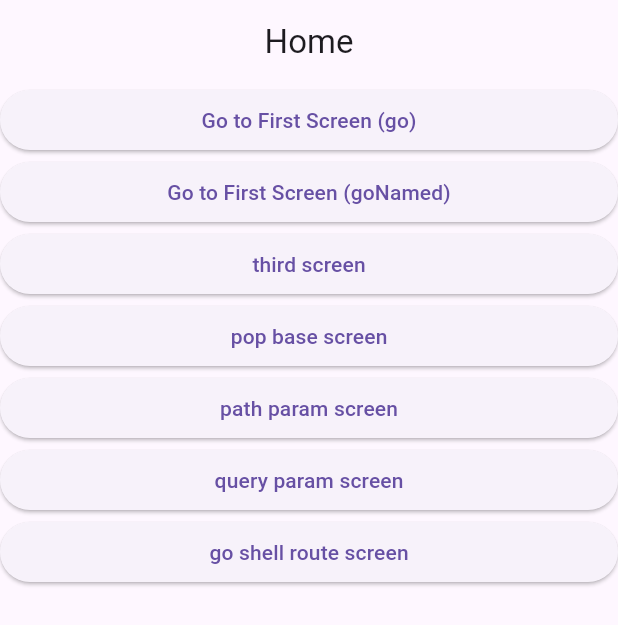
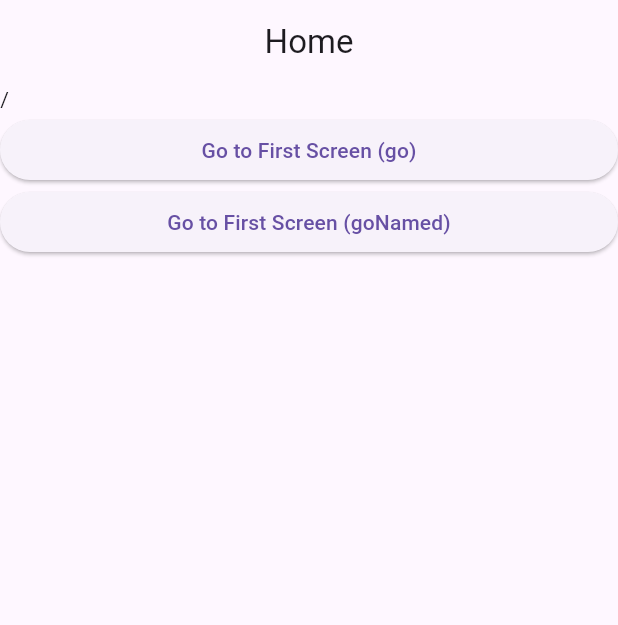
Before and after one commit to qwq140/flutter-go-router-example, a Flutter app: the screen it shows after launch, on a phone screen of 412 x 824 dp. Shown: the top 625 px of the screen. Run offline on Flutter 3.47's test engine with Material 3 defaults, Android fonts, the phone set to English and light mode, and no system bars; our stand-ins replace go_router.

Commit message:
remove home route button

```diff
--- a/lib/screen/first_detail_screen.dart
+++ b/lib/screen/first_detail_screen.dart
@@ -17,6 +17,7 @@ class FirstDetailScreen extends StatelessWidget {
           child: Column(
             mainAxisAlignment: MainAxisAlignment.center,
             children: [
+              Text(GoRouterState.of(context).matchedLocation),
               Text('ID (Path Parameter): $id'),
               Text('Query Parameter: $query'),
               SizedBox(height: 20),
--- a/lib/screen/first_screen.dart
+++ b/lib/screen/first_screen.dart
@@ -15,6 +15,7 @@ class FirstScreen extends StatelessWidget {
         child: Column(
           mainAxisAlignment: MainAxisAlignment.center,
           children: [
+            Text(GoRouterState.of(context).matchedLocation),
             ElevatedButton(
               onPressed: () {
                 final uriString = Uri(path: '/first/13', queryParameters: {'value' : 'go'}).toString();
--- a/lib/screen/home_screen.dart
+++ b/lib/screen/home_screen.dart
@@ -12,6 +12,7 @@ class HomeScreen extends StatelessWidget {
       title: 'Home',
       child: ListView(
         children: [
+          Text(GoRouterState.of(context).matchedLocation),
           ElevatedButton(
             onPressed: () {
               context.go('/first');
@@ -24,36 +25,6 @@ class HomeScreen extends StatelessWidget {
             },
             child: Text('Go to First Screen (goNamed)'),
           ),
-          ElevatedButton(
-            onPressed: () {
-              context.push('/detail');
-            },
-            child: Text('third screen'),
-          ),
-          ElevatedButton(
-            onPressed: () {
-              context.go('/pop');
-            },
-            child: Text('pop base screen'),
-          ),
-          ElevatedButton(
-            onPressed: () {
-              context.go('/path_param/456');
-            },
-            child: Text('path param screen'),
-          ),
-          ElevatedButton(
-            onPressed: () {
-              context.go('/query_param');
-            },
-            child: Text('query param screen'),
-          ),
-          ElevatedButton(
-            onPressed: () {
-              context.go('/shell/search');
-            },
-            child: Text('go shell route screen'),
-          ),
         ],
       ),
     );
```
